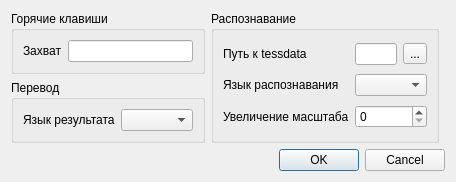
Above: SettingsEditor.ui from OneMoreGres/ScreenTranslator before the change. Below: the same form after it.
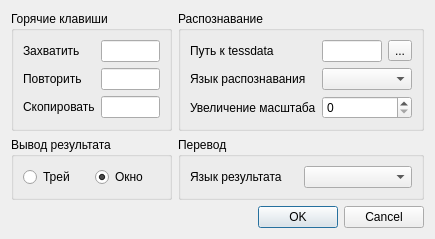
That is the form after the change.

Commit message: ProcessingItem added ResultDialog added

The edit to the form file:
```diff
--- a/SettingsEditor.ui
+++ b/SettingsEditor.ui
@@ -6,14 +6,14 @@
    <rect>
     <x>0</x>
     <y>0</y>
-    <width>456</width>
-    <height>166</height>
+    <width>435</width>
+    <height>221</height>
    </rect>
   </property>
   <property name="windowTitle">
    <string>Настройки</string>
   </property>
-  <layout class="QGridLayout" name="gridLayout_4">
+  <layout class="QGridLayout" name="gridLayout_5">
    <item row="0" column="0">
     <widget class="QGroupBox" name="groupBox">
      <property name="title">
@@ -26,20 +26,52 @@
          <string>&lt;html&gt;&lt;head/&gt;&lt;body&gt;&lt;p&gt;Сочетание клавиш для перехода в режим захвата.&lt;/p&gt;&lt;/body&gt;&lt;/html&gt;</string>
         </property>
         <property name="text">
-         <string>Захват</string>
+         <string>Захватить</string>
         </property>
         <property name="buddy">
          <cstring>captureEdit</cstring>
         </property>
        </widget>
       </item>
-      <item row="0" column="1">
+      <item row="0" column="1" colspan="2">
        <widget class="QLineEdit" name="captureEdit"/>
       </item>
+      <item row="2" column="0">
+       <widget class="QLabel" name="label_7">
+        <property name="toolTip">
+         <string>&lt;html&gt;&lt;head/&gt;&lt;body&gt;&lt;p&gt;Сочетание клавиш для перехода в режим захвата.&lt;/p&gt;&lt;/body&gt;&lt;/html&gt;</string>
+        </property>
+        <property name="text">
+         <string>Скопировать</string>
+        </property>
+        <property name="buddy">
+         <cstring>captureEdit</cstring>
+        </property>
+       </widget>
+      </item>
+      <item row="2" column="1" colspan="2">
+       <widget class="QLineEdit" name="clipboardEdit"/>
+      </item>
+      <item row="1" column="0">
+       <widget class="QLabel" name="label_3">
+        <property name="toolTip">
+         <string>&lt;html&gt;&lt;head/&gt;&lt;body&gt;&lt;p&gt;Сочетание клавиш для перехода в режим захвата.&lt;/p&gt;&lt;/body&gt;&lt;/html&gt;</string>
+        </property>
+        <property name="text">
+         <string>Повторить</string>
+        </property>
+        <property name="buddy">
+         <cstring>captureEdit</cstring>
+        </property>
+       </widget>
+      </item>
+      <item row="1" column="1" colspan="2">
+       <widget class="QLineEdit" name="repeatEdit"/>
+      </item>
      </layout>
     </widget>
    </item>
-   <item row="0" column="1" rowspan="2">
+   <item row="0" column="1">
     <widget class="QGroupBox" name="groupBox_2">
      <property name="title">
       <string>Распознавание</string>
@@ -103,7 +135,46 @@
      </layout>
     </widget>
    </item>
+   <item row="0" column="2">
+    <spacer name="horizontalSpacer">
+     <property name="orientation">
+      <enum>Qt::Horizontal</enum>
+     </property>
+     <property name="sizeHint" stdset="0">
+      <size>
+       <width>0</width>
+       <height>20</height>
+      </size>
+     </property>
+    </spacer>
+   </item>
    <item row="1" column="0">
+    <widget class="QGroupBox" name="resultGroup">
+     <property name="title">
+      <string>Вывод результата</string>
+     </property>
+     <layout class="QGridLayout" name="gridLayout_4">
+      <item row="0" column="1">
+       <widget class="QRadioButton" name="trayRadio">
+        <property name="text">
+         <string>Трей</string>
+        </property>
+       </widget>
+      </item>
+      <item row="0" column="2">
+       <widget class="QRadioButton" name="dialogRadio">
+        <property name="text">
+         <string>Окно</string>
+        </property>
+        <property name="checked">
+         <bool>true</bool>
+        </property>
+       </widget>
+      </item>
+     </layout>
+    </widget>
+   </item>
+   <item row="1" column="1">
     <widget class="QGroupBox" name="groupBox_3">
      <property name="title">
       <string>Перевод</string>
@@ -128,33 +199,20 @@
      </layout>
     </widget>
    </item>
-   <item row="1" column="2">
-    <spacer name="horizontalSpacer">
-     <property name="orientation">
-      <enum>Qt::Horizontal</enum>
-     </property>
-     <property name="sizeHint" stdset="0">
-      <size>
-       <width>24</width>
-       <height>20</height>
-      </size>
-     </property>
-    </spacer>
-   </item>
-   <item row="2" column="1">
-    <spacer name="verticalSpacer_2">
+   <item row="2" column="0">
+    <spacer name="verticalSpacer">
      <property name="orientation">
       <enum>Qt::Vertical</enum>
      </property>
      <property name="sizeHint" stdset="0">
       <size>
        <width>20</width>
-       <height>37</height>
+       <height>1</height>
       </size>
      </property>
     </spacer>
    </item>
-   <item row="3" column="0" colspan="3">
+   <item row="3" column="1">
     <widget class="QDialogButtonBox" name="buttonBox">
      <property name="orientation">
       <enum>Qt::Horizontal</enum>
```
The commit also changes 11 other files.
